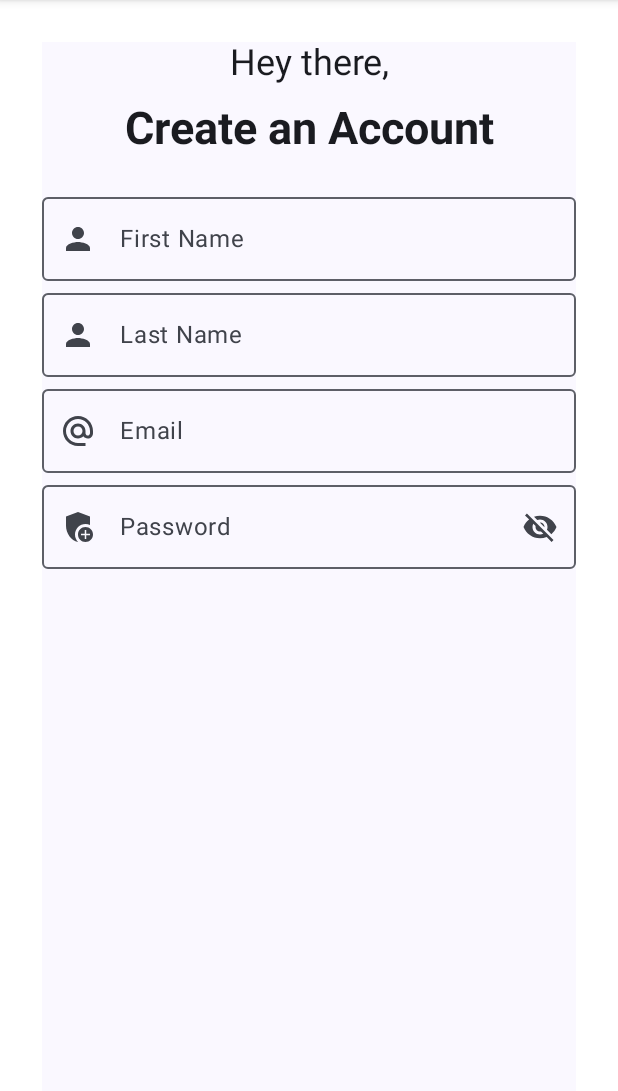
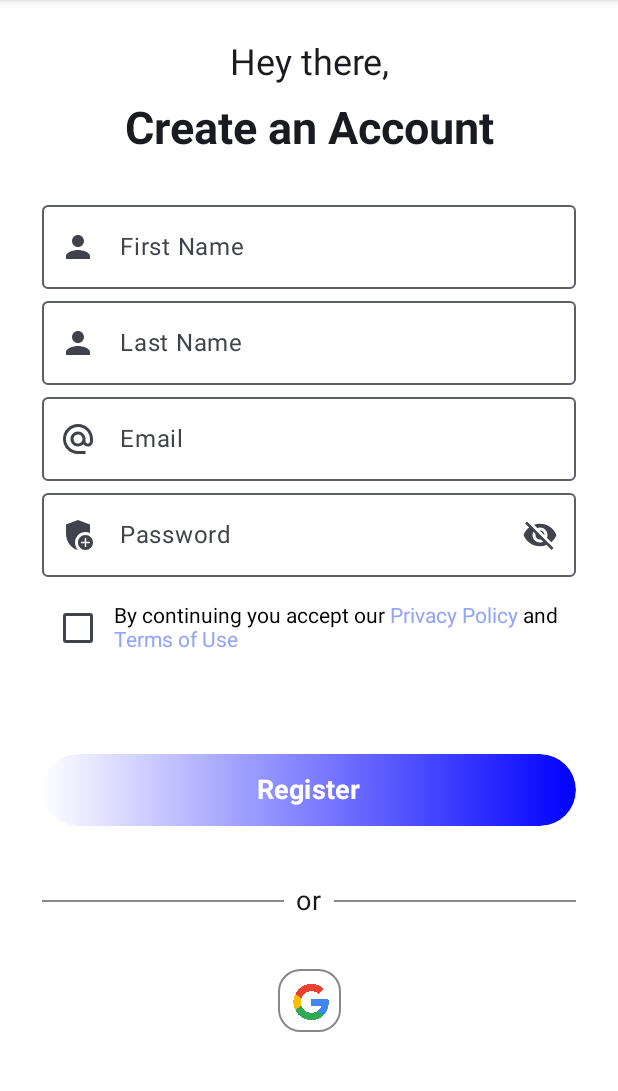
Before and after one commit to nasuh-unal/DuoSwipe, an Android app built with Jetpack Compose: the screen it shows after launch (MainActivity), on a phone screen of 412 x 824 dp, the part 84-1175 px from its top. Run offline under Robolectric (Android 15) with nearby library versions, the phone set to English and light mode, and no system bars; our stand-ins replace Dagger/Hilt's generated code, Firebase (no records; nobody signed in at launch, a user with empty details on screens opened directly); 1 statement that could not run was skipped.

Commit message:
- SignUp screen developments continued. - Different components added

```diff
--- a/app/src/main/java/com/example/duoswipe/ui/Components.kt
+++ b/app/src/main/java/com/example/duoswipe/ui/Components.kt
@@ -102,7 +102,7 @@ fun CommonGoogleButton(
             .background(Color.White, RoundedCornerShape(20.dp))
             .fillMaxWidth()
             .height(58.dp)
-            .border(3.dp, Color.Black, RoundedCornerShape(25.dp))
+            .border(3.dp, Color.Blue, RoundedCornerShape(25.dp))
     ) {
         Row(
             modifier = Modifier
--- /dev/null
+++ b/app/src/main/java/com/example/duoswipe/ui/component/ButtonComponent.kt
@@ -0,0 +1,55 @@
+package com.example.duoswipe.ui.component
+
+import androidx.compose.foundation.background
+import androidx.compose.foundation.layout.Box
+import androidx.compose.foundation.layout.PaddingValues
+import androidx.compose.foundation.layout.fillMaxWidth
+import androidx.compose.foundation.layout.heightIn
+import androidx.compose.foundation.shape.RoundedCornerShape
+import androidx.compose.material3.Button
+import androidx.compose.material3.ButtonDefaults
+import androidx.compose.material3.Text
+import androidx.compose.runtime.Composable
+import androidx.compose.ui.Alignment
+import androidx.compose.ui.Modifier
+import androidx.compose.ui.graphics.Brush
+import androidx.compose.ui.graphics.Color
+import androidx.compose.ui.text.font.FontWeight
+import androidx.compose.ui.tooling.preview.Preview
+import androidx.compose.ui.unit.dp
+import androidx.compose.ui.unit.sp
+
+@Composable
+fun ButtonComponent(value: String) {
+    Button(
+        onClick = {},
+        modifier = Modifier
+            .fillMaxWidth()
+            .heightIn(48.dp),
+        contentPadding = PaddingValues(),
+        colors = ButtonDefaults.buttonColors(Color.Transparent)
+    ) {
+        Box(
+            modifier = Modifier
+                .fillMaxWidth()
+                .heightIn(48.dp)
+                .background(
+                    brush = Brush.horizontalGradient(listOf(Color.White,Color.Blue)),
+                    shape = RoundedCornerShape(50.dp)
+                ),
+            contentAlignment = Alignment.Center
+        ) {
+                Text(text = value,
+                    fontSize = 18.sp,
+                    fontWeight = FontWeight.Bold
+                )
+        }
+    }
+}
+
+@Preview
+@Composable
+fun preButtonComponent(){
+    val nasuh="nasuh"
+    ButtonComponent(nasuh)
+}
--- a/app/src/main/java/com/example/duoswipe/ui/component/CheckBox.kt
+++ b/app/src/main/java/com/example/duoswipe/ui/component/CheckBox.kt
@@ -18,8 +18,7 @@ fun CheckBoxComponent(value: String) {
     Row(
         modifier = Modifier
             .fillMaxWidth()
-            .heightIn()
-            .padding(16.dp),
+            .heightIn(),
         verticalAlignment = Alignment.CenterVertically
     ) {
         val checkedState = remember {
@@ -30,6 +29,6 @@ fun CheckBoxComponent(value: String) {
             onCheckedChange = {
                 checkedState.value != checkedState.value
             })
-
+        ClickableText(value = value)
     }
 }
--- /dev/null
+++ b/app/src/main/java/com/example/duoswipe/ui/component/ClickableText.kt
@@ -0,0 +1,35 @@
+package com.example.duoswipe.ui.component
+
+import android.util.Log
+import androidx.compose.runtime.Composable
+import androidx.compose.ui.text.SpanStyle
+import androidx.compose.ui.text.buildAnnotatedString
+import androidx.compose.ui.text.withStyle
+import com.example.duoswipe.ui.theme.Primary
+
+@Composable
+fun ClickableText(value: String) {
+    val initialText = "By continuing you accept our "
+    val privacyPolicyText = "Privacy Policy "
+    val andText = "and "
+    val termsAndConditionsText = "Terms of Use"
+
+    val annotatedString = buildAnnotatedString {
+        append(initialText)
+        withStyle(style = SpanStyle(color = Primary)) {
+            pushStringAnnotation(tag = privacyPolicyText, annotation = privacyPolicyText)
+            append(privacyPolicyText)
+        }
+        append(andText)
+        withStyle(style = SpanStyle(color = Primary)) {
+            pushStringAnnotation(tag = termsAndConditionsText, annotation = termsAndConditionsText)
+            append(termsAndConditionsText)
+        }
+    }
+    androidx.compose.foundation.text.ClickableText(text = annotatedString, onClick = { offset ->
+        annotatedString.getStringAnnotations(offset, offset)
+            .firstOrNull()?.also { span ->
+                Log.d("ClickableTextComponent,", "{$span}")
+            }
+    })
+}
--- /dev/null
+++ b/app/src/main/java/com/example/duoswipe/ui/component/DeviderTextComponent.kt
@@ -0,0 +1,48 @@
+package com.example.duoswipe.ui.component
+
+import androidx.compose.foundation.layout.Row
+import androidx.compose.foundation.layout.fillMaxWidth
+import androidx.compose.foundation.layout.padding
+import androidx.compose.material3.Divider
+import androidx.compose.material3.Text
+import androidx.compose.runtime.Composable
+import androidx.compose.ui.Alignment
+import androidx.compose.ui.Modifier
+import androidx.compose.ui.graphics.Color
+import androidx.compose.ui.res.stringResource
+import androidx.compose.ui.unit.dp
+import androidx.compose.ui.unit.sp
+import com.example.duoswipe.R
+import com.example.duoswipe.ui.theme.TextColor
+
+@Composable
+fun DividerTextComponent() {
+    Row(
+        modifier = Modifier.fillMaxWidth(),
+        verticalAlignment = Alignment.CenterVertically
+    ) {
+
+        Divider(
+            modifier = Modifier
+                .fillMaxWidth()
+                .weight(1f),
+            color = Color.Gray,
+            thickness = 1.dp
+        )
+
+        Text(
+            modifier = Modifier.padding(8.dp),
+            text = stringResource(R.string.or),
+            fontSize = 18.sp,
+            color = TextColor
+        )
+
+        Divider(
+            modifier = Modifier
+                .fillMaxWidth()
+                .weight(1f),
+            color = Color.Gray,
+            thickness = 1.dp
+        )
+    }
+}
--- /dev/null
+++ b/app/src/main/java/com/example/duoswipe/ui/component/GoogleButtonComponent.kt
@@ -0,0 +1,66 @@
+package com.example.duoswipe.ui.component
+
+import androidx.compose.foundation.background
+import androidx.compose.foundation.border
+import androidx.compose.foundation.layout.Arrangement
+import androidx.compose.foundation.layout.Box
+import androidx.compose.foundation.layout.PaddingValues
+import androidx.compose.foundation.layout.Row
+import androidx.compose.foundation.layout.Spacer
+import androidx.compose.foundation.layout.fillMaxWidth
+import androidx.compose.foundation.layout.height
+import androidx.compose.foundation.layout.heightIn
+import androidx.compose.foundation.layout.size
+import androidx.compose.foundation.layout.width
+import androidx.compose.foundation.layout.widthIn
+import androidx.compose.foundation.shape.RoundedCornerShape
+import androidx.compose.material3.Button
+import androidx.compose.material3.ButtonDefaults
+import androidx.compose.material3.Icon
+import androidx.compose.material3.Text
+import androidx.compose.runtime.Composable
+import androidx.compose.ui.Alignment
+import androidx.compose.ui.Modifier
+import androidx.compose.ui.graphics.Brush
+import androidx.compose.ui.graphics.Color
+import androidx.compose.ui.res.painterResource
+import androidx.compose.ui.text.font.FontWeight
+import androidx.compose.ui.tooling.preview.Preview
+import androidx.compose.ui.unit.dp
+import androidx.compose.ui.unit.sp
+import com.example.duoswipe.R
+
+@Composable
+fun GoogleButtonComponent() {
+    Button(
+        onClick = {},
+        modifier = Modifier
+            .border(1.dp, Color.Gray, RoundedCornerShape(15.dp))
+            .width(42.dp)
+            .height(42.dp),
+        contentPadding = PaddingValues(),
+        colors = ButtonDefaults.buttonColors(Color.Transparent),
+    ) {
+        Row(
+            modifier = Modifier
+                //.fillMaxWidth()
+                .heightIn(42.dp)
+                .widthIn(42.dp),
+            verticalAlignment = Alignment . CenterVertically,
+            horizontalArrangement = Arrangement.Center
+        ) {
+            Icon(
+                painter = painterResource(id = R.drawable.ic_google_logo),
+                contentDescription = "Google Logo",
+                tint = Color.Unspecified,
+                modifier = Modifier.size(24.dp)
+            )
+        }
+    }
+}
+
+@Preview
+@Composable
+fun preGoogleButtonComponent() {
+    GoogleButtonComponent()
+}
--- a/app/src/main/java/com/example/duoswipe/ui/component/TextField.kt
+++ b/app/src/main/java/com/example/duoswipe/ui/component/TextField.kt
@@ -30,6 +30,8 @@ fun TextField(labelValue: String, painterResource: Painter) {
         modifier = Modifier.fillMaxWidth(),
         label = { Text(text = labelValue) },
         keyboardOptions = KeyboardOptions.Default,
+        maxLines = 1,
+        singleLine = true,
         value = textValue,
         onValueChange = { textValue = it },
         leadingIcon = {
@@ -40,3 +42,9 @@ fun TextField(labelValue: String, painterResource: Painter) {
         }
     )
 }
+
+@Preview
+@Composable
+fun prevTextField(){
+    TextField("nasuh", painterResource(id = R.drawable.baseline_alternate_email_24))
+}
--- a/app/src/main/java/com/example/duoswipe/ui/main/MainActivity.kt
+++ b/app/src/main/java/com/example/duoswipe/ui/main/MainActivity.kt
@@ -10,6 +10,7 @@ import androidx.core.splashscreen.SplashScreen.Companion.installSplashScreen
 import androidx.navigation.compose.rememberNavController
 import com.example.duoswipe.data.model.DataProvider
 import com.example.duoswipe.ui.signUp.AuthViewModel
+import com.example.duoswipe.ui.signUp.RegisterScreen
 import com.example.duoswipe.ui.signUp.SignUpScreen
 import com.example.duoswipe.ui.theme.DuoSwipeTheme
 import dagger.hilt.android.AndroidEntryPoint
--- a/app/src/main/java/com/example/duoswipe/ui/signUp/SignUpScreen.kt
+++ b/app/src/main/java/com/example/duoswipe/ui/signUp/SignUpScreen.kt
@@ -1,13 +1,18 @@
 package com.example.duoswipe.ui.signUp
 
 import androidx.compose.foundation.background
+import androidx.compose.foundation.layout.Arrangement
+import androidx.compose.foundation.layout.Box
 import androidx.compose.foundation.layout.Column
+import androidx.compose.foundation.layout.Row
 import androidx.compose.foundation.layout.Spacer
 import androidx.compose.foundation.layout.fillMaxSize
+import androidx.compose.foundation.layout.fillMaxWidth
 import androidx.compose.foundation.layout.height
 import androidx.compose.foundation.layout.padding
 import androidx.compose.material3.Surface
 import androidx.compose.runtime.Composable
+import androidx.compose.ui.Alignment
 import androidx.compose.ui.Modifier
 import androidx.compose.ui.graphics.Color
 import androidx.compose.ui.res.painterResource
@@ -15,6 +20,11 @@ import androidx.compose.ui.res.stringResource
 import androidx.compose.ui.tooling.preview.Preview
 import androidx.compose.ui.unit.dp
 import com.example.duoswipe.R
+import com.example.duoswipe.ui.CommonGoogleButton
+import com.example.duoswipe.ui.component.ButtonComponent
+import com.example.duoswipe.ui.component.CheckBoxComponent
+import com.example.duoswipe.ui.component.DividerTextComponent
+import com.example.duoswipe.ui.component.GoogleButtonComponent
 import com.example.duoswipe.ui.component.HeadingText
 import com.example.duoswipe.ui.component.NormalText
 import com.example.duoswipe.ui.component.PasswordTextField
@@ -22,17 +32,16 @@ import com.example.duoswipe.ui.component.TextField
 
 @Composable
 fun SignUpScreen() {
-
     Surface(
         modifier = Modifier
             .fillMaxSize()
             .background(Color.White)
             .padding(28.dp)
     ) {
-        Column(modifier = Modifier.fillMaxSize()) {
+        Column(modifier = Modifier.fillMaxSize().background(Color.White)) {
             NormalText(value = stringResource(id = R.string.hi_there))
             HeadingText(value = stringResource(id = R.string.create_account))
-            Spacer(modifier = Modifier.height(20.dp))
+            Spacer(modifier = Modifier.height(25.dp))
             TextField(
                 labelValue = stringResource(id = R.string.first_name),
                 painterResource = painterResource(id = R.drawable.baseline_person_24)
@@ -49,6 +58,19 @@ fun SignUpScreen() {
                 labelValue = stringResource(id = R.string.password),
                 painterResource(id = R.drawable.sharp_add_moderator_24)
             )
+            Spacer(modifier = Modifier.height(10.dp))
+            CheckBoxComponent(stringResource(id = R.string.terms_and_conditions))
+            Spacer(modifier = Modifier.height(60.dp))
+            ButtonComponent(value = stringResource(id = R.string.register))
+            Spacer(modifier = Modifier.height(30.dp))
+            DividerTextComponent()
+            Spacer(modifier = Modifier.height(25.dp))
+            Row(
+                modifier = Modifier.fillMaxWidth(),
+                horizontalArrangement = Arrangement.Center
+            ) {
+                GoogleButtonComponent()
+            }
         }
     }
 }
--- a/app/src/main/res/values/strings.xml
+++ b/app/src/main/res/values/strings.xml
@@ -10,6 +10,10 @@
     <string name="password">Password</string>
     <string name="hide_password">Hide Password</string>
     <string name="show_password">Show Password</string>
+    <string name="terms_and_conditions">By contiuning you accept our  Privacy Policy and Terms of Use</string>
+    <string name="register">Register</string>
+    <string name="login">Login</string>
+    <string name="or">or</string>
 
 
 </resources>
```
